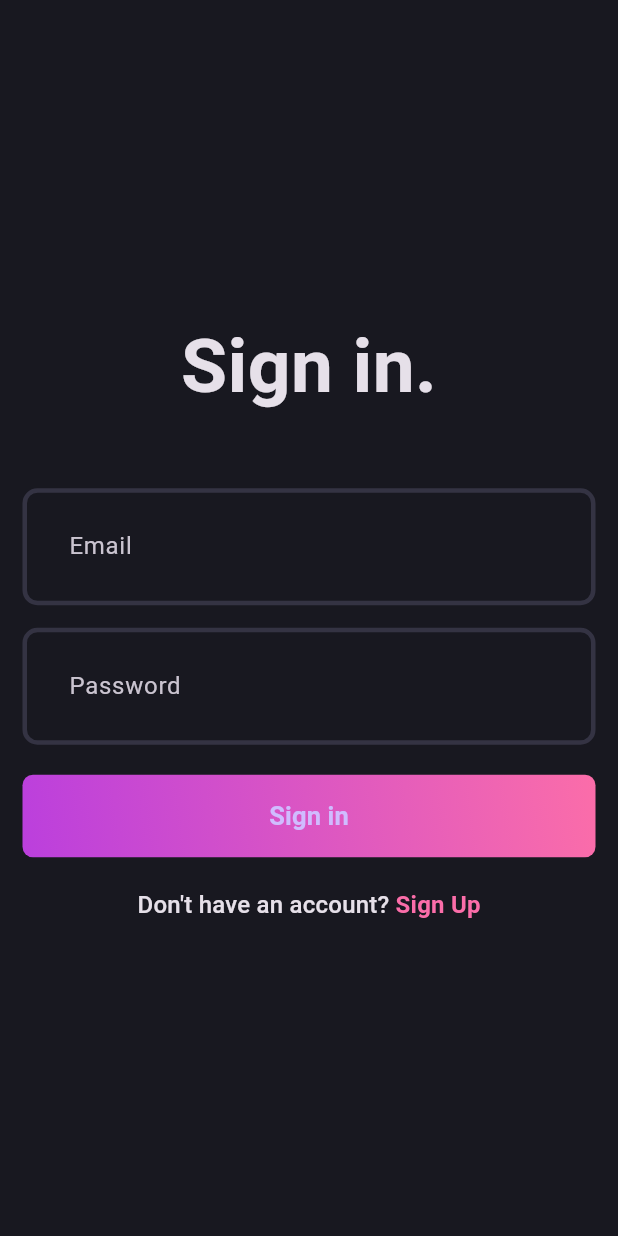
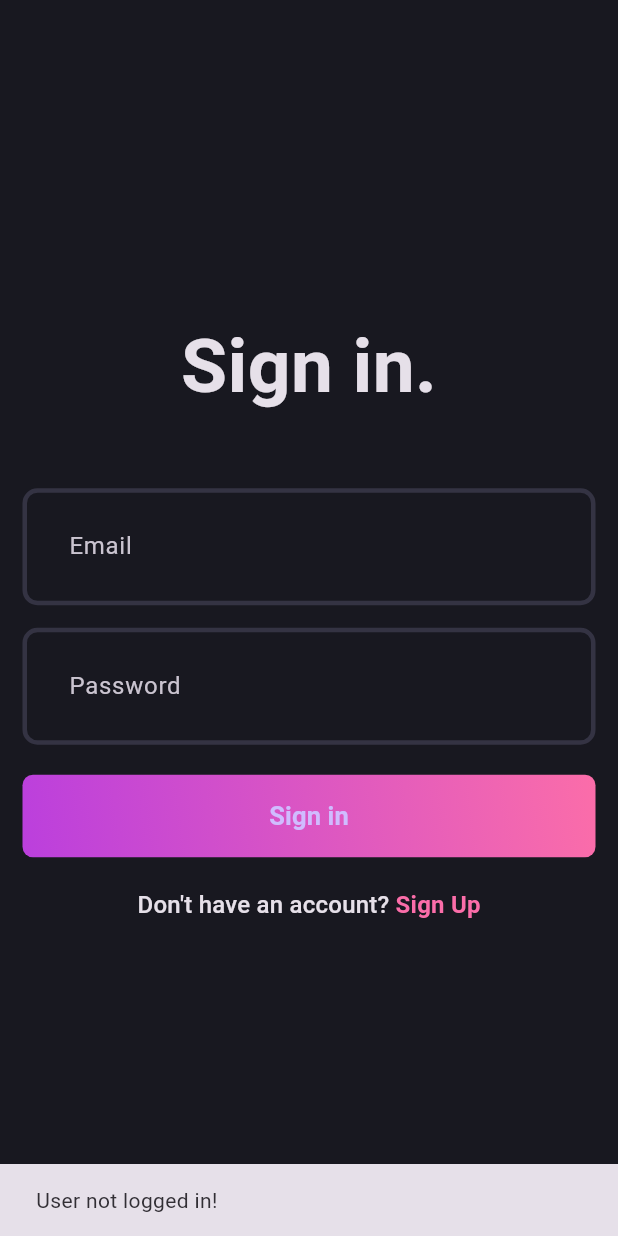
Before and after one commit to ArafatHussain99/blog_app, a Flutter app: the first screen one second after launch, on a phone screen of 412 x 824 dp. Run offline on Flutter 3.47's test engine with Material 3 defaults, Android fonts, the phone set to English and light mode, and no system bars; our stand-ins replace dotted_border, flutter_bloc, fpdart, get_it, supabase_flutter; accounts and stored records are empty.

Commit message:
[Copied]: 4:28

```diff
--- /dev/null
+++ b/lib/core/common/cubit/app_user/app_user_cubit.dart
@@ -0,0 +1,17 @@
+import 'package:blog_app/core/common/entities/user.dart';
+import 'package:flutter/material.dart';
+import 'package:flutter_bloc/flutter_bloc.dart';
+
+part 'app_user_state.dart';
+
+class AppUserCubit extends Cubit<AppUserState> {
+  AppUserCubit() : super(AppUserInitial());
+
+  void updateUser(User? user) {
+    if (user == null) {
+      emit(AppUserInitial());
+    } else {
+      emit(AppUserLoggedIn(user));
+    }
+  }
+}
--- /dev/null
+++ b/lib/core/common/cubit/app_user/app_user_state.dart
@@ -0,0 +1,11 @@
+part of 'app_user_cubit.dart';
+
+@immutable
+sealed class AppUserState {}
+
+final class AppUserInitial extends AppUserState {}
+
+final class AppUserLoggedIn extends AppUserState {
+  final User user;
+  AppUserLoggedIn(this.user);
+}
--- a/lib/core/theme/theme.dart
+++ b/lib/core/theme/theme.dart
@@ -9,6 +9,9 @@ class AppTheme {
   static final dartThemeMode = ThemeData.dark().copyWith(
     scaffoldBackgroundColor: AppPallete.backgroundColor,
     appBarTheme: const AppBarTheme(backgroundColor: AppPallete.backgroundColor),
+    chipTheme: ChipThemeData(
+        color: MaterialStatePropertyAll(AppPallete.backgroundColor),
+        side: BorderSide.none),
     inputDecorationTheme: InputDecorationTheme(
       contentPadding: const EdgeInsets.all(27),
       enabledBorder: _border(),
--- a/lib/core/usecase/usecase.dart
+++ b/lib/core/usecase/usecase.dart
@@ -4,3 +4,5 @@ import 'package:fpdart/fpdart.dart';
 abstract interface class UseCase<SuccessType, Params> {
   Future<Either<Failure, SuccessType>> call(Params params);
 }
+
+class NoParams {}
--- a/lib/features/auth/data/repositories/auth_repository_impl.dart
+++ b/lib/features/auth/data/repositories/auth_repository_impl.dart
@@ -1,7 +1,7 @@
 import 'package:blog_app/core/error/exceptions.dart';
 import 'package:blog_app/core/error/failures.dart';
 import 'package:blog_app/features/auth/data/datasources/auth_remote_data_source.dart';
-import 'package:blog_app/features/auth/domain/entities/user.dart';
+import 'package:blog_app/core/common/entities/user.dart';
 import 'package:fpdart/fpdart.dart';
 import 'package:supabase_flutter/supabase_flutter.dart' as sb;
 
@@ -10,6 +10,20 @@ import '../../domain/repository/auth_repository.dart';
 class AuthRepositoryImpl implements AuthRepository {
   final AuthRemoteDataSource remoteDataSource;
   const AuthRepositoryImpl(this.remoteDataSource);
+
+  @override
+  Future<Either<Failure, User>> currentUser() async {
+    try {
+      final user = await remoteDataSource.getCurrentUserData();
+      if (user == null) {
+        return left(Failure('User not logged in!'));
+      }
+      return right(user);
+    } on ServerException catch (e) {
+      return left(Failure(e.message));
+    }
+  }
+
   @override
   Future<Either<Failure, User>> logInWithEmailPassword(
       {required String email, required String password}) async {
--- a/lib/features/auth/domain/repository/auth_repository.dart
+++ b/lib/features/auth/domain/repository/auth_repository.dart
@@ -1,5 +1,5 @@
 import 'package:blog_app/core/error/failures.dart';
-import 'package:blog_app/features/auth/domain/entities/user.dart';
+import 'package:blog_app/core/common/entities/user.dart';
 import 'package:fpdart/fpdart.dart';
 
 abstract interface class AuthRepository {
@@ -12,4 +12,5 @@ abstract interface class AuthRepository {
     required String email,
     required String password,
   });
+  Future<Either<Failure, User>> currentUser();
 }
--- /dev/null
+++ b/lib/features/auth/domain/usecases/current_user.dart
@@ -0,0 +1,15 @@
+import 'package:blog_app/core/error/failures.dart';
+import 'package:blog_app/core/usecase/usecase.dart';
+import 'package:blog_app/features/auth/domain/repository/auth_repository.dart';
+import 'package:fpdart/fpdart.dart';
+
+import '../../../../core/common/entities/user.dart';
+
+class CurrentUser implements UseCase<User, NoParams> {
+  final AuthRepository authRepository;
+  CurrentUser(this.authRepository);
+  @override
+  Future<Either<Failure, User>> call(NoParams params) async {
+    return await authRepository.currentUser();
+  }
+}
--- a/lib/features/auth/domain/usecases/user_login.dart
+++ b/lib/features/auth/domain/usecases/user_login.dart
@@ -1,6 +1,6 @@
 import 'package:blog_app/core/error/failures.dart';
 import 'package:blog_app/core/usecase/usecase.dart';
-import 'package:blog_app/features/auth/domain/entities/user.dart';
+import 'package:blog_app/core/common/entities/user.dart';
 import 'package:blog_app/features/auth/domain/repository/auth_repository.dart';
 import 'package:fpdart/src/either.dart';
 
--- a/lib/features/auth/domain/usecases/user_sign_up.dart
+++ b/lib/features/auth/domain/usecases/user_sign_up.dart
@@ -1,6 +1,6 @@
 import 'package:blog_app/core/error/failures.dart';
 import 'package:blog_app/core/usecase/usecase.dart';
-import 'package:blog_app/features/auth/domain/entities/user.dart';
+import 'package:blog_app/core/common/entities/user.dart';
 import 'package:blog_app/features/auth/domain/repository/auth_repository.dart';
 import 'package:fpdart/fpdart.dart';
 
--- a/lib/features/auth/presentation/bloc/auth_bloc.dart
+++ b/lib/features/auth/presentation/bloc/auth_bloc.dart
@@ -1,8 +1,12 @@
-import 'package:blog_app/features/auth/domain/entities/user.dart';
+import 'package:blog_app/core/common/cubit/app_user/app_user_cubit.dart';
+import 'package:blog_app/core/common/entities/user.dart';
+import 'package:blog_app/features/auth/domain/usecases/current_user.dart';
 import 'package:blog_app/features/auth/domain/usecases/user_login.dart';
 import 'package:blog_app/features/auth/domain/usecases/user_sign_up.dart';
 import 'package:flutter/material.dart';
 import 'package:flutter_bloc/flutter_bloc.dart';
+
+import '../../../../core/usecase/usecase.dart';
 
 part 'auth_event.dart';
 part 'auth_state.dart';
@@ -10,15 +14,32 @@ part 'auth_state.dart';
 class AuthBloc extends Bloc<AuthEvent, AuthState> {
   final UserSignUp _userSignUp;
   final UserLogin _userLogin;
-  AuthBloc({required UserSignUp userSignUp, required UserLogin userLogin})
+  final CurrentUser _currentUser;
+  final AppUserCubit _appUserCubit;
+  AuthBloc(
+      {required UserSignUp userSignUp,
+      required UserLogin userLogin,
+      required CurrentUser currentUser,
+      required AppUserCubit appUserCubit})
       : _userSignUp = userSignUp,
         _userLogin = userLogin,
+        _currentUser = currentUser,
+        _appUserCubit = appUserCubit,
         super(AuthInitial()) {
+    on<AuthEvent>((_, emit) => emit(AuthLoading()));
     on<AuthSignUp>(_onAuthSignUp);
     on<AuthLogin>(_onAuthLogin);
+    on<AuthIsUserLoggedIn>(_isUserLoggedIn);
   }
+
+  void _isUserLoggedIn(
+      AuthIsUserLoggedIn event, Emitter<AuthState> emit) async {
+    final res = await _currentUser(NoParams());
+    res.fold((l) => emit(AuthFailure(l.message)),
+        (user) => _emitAuthSuccess(user, emit));
+  }
+
   void _onAuthSignUp(AuthSignUp event, Emitter<AuthState> emit) async {
-    emit(AuthLoading());
     final res = await _userSignUp(
       UserSignUpParams(
         email: event.email,
@@ -26,19 +47,26 @@ class AuthBloc extends Bloc<AuthEvent, AuthState> {
         name: event.name,
       ),
     );
-    res.fold(
-        (l) => emit(AuthFailure(l.message)), (user) => emit(AuthSuccess(user)));
+    res.fold((l) => emit(AuthFailure(l.message)),
+        (user) => _emitAuthSuccess(user, emit));
   }
 
   void _onAuthLogin(AuthLogin event, Emitter<AuthState> emit) async {
-    emit(AuthLoading());
     final res = await _userLogin(
       UserLoginParams(
         email: event.email,
         password: event.password,
       ),
     );
-    res.fold(
-        (l) => emit(AuthFailure(l.message)), (user) => emit(AuthSuccess(user)));
+    res.fold((l) => emit(AuthFailure(l.message)),
+        (user) => _emitAuthSuccess(user, emit));
+  }
+
+  void _emitAuthSuccess(
+    User user,
+    Emitter<AuthState> emit,
+  ) {
+    _appUserCubit.updateUser(user);
+    emit(AuthSuccess(user));
   }
 }
--- a/lib/features/auth/presentation/bloc/auth_event.dart
+++ b/lib/features/auth/presentation/bloc/auth_event.dart
@@ -20,3 +20,5 @@ final class AuthLogin extends AuthEvent {
     required this.password,
   });
 }
+
+final class AuthIsUserLoggedIn extends AuthEvent {}
--- a/lib/main.dart
+++ b/lib/main.dart
@@ -1,3 +1,4 @@
+import 'package:blog_app/core/common/cubit/app_user/app_user_cubit.dart';
 import 'package:blog_app/core/theme/theme.dart';
 import 'package:blog_app/features/auth/presentation/pages/login_page.dart';
 import 'package:blog_app/init_dependencies.dart';
@@ -5,12 +6,16 @@ import 'package:flutter/material.dart';
 import 'package:flutter_bloc/flutter_bloc.dart';
 
 import 'features/auth/presentation/bloc/auth_bloc.dart';
+import 'features/blog/presentation/pages/blog_page.dart';
 
 void main() async {
   WidgetsFlutterBinding.ensureInitialized();
   await initDependencies();
   runApp(MultiBlocProvider(
     providers: [
+      BlocProvider(
+        create: (_) => serviceLocator<AppUserCubit>(),
+      ),
       BlocProvider(
         create: (_) => serviceLocator<AuthBloc>(),
       ),
@@ -19,8 +24,19 @@ void main() async {
   ));
 }
 
-class MyApp extends StatelessWidget {
+class MyApp extends StatefulWidget {
   const MyApp({super.key});
+
+  @override
+  State<MyApp> createState() => _MyAppState();
+}
+
+class _MyAppState extends State<MyApp> {
+  @override
+  void initState() {
+    super.initState();
+    context.read<AuthBloc>().add(AuthIsUserLoggedIn());
+  }
 
   // This widget is the root of your application.
   @override
@@ -29,7 +45,18 @@ class MyApp extends StatelessWidget {
       debugShowCheckedModeBanner: false,
       title: 'Blog App',
       theme: AppTheme.dartThemeMode,
-      home: const LoginPage(),
+      home: BlocSelector<AppUserCubit, AppUserState, bool>(
+        selector: (state) {
+          return state is AppUserLoggedIn;
+        },
+        builder: (context, isLoggedIn) {
+          if (isLoggedIn) {
+            return const BlogPage();
+          }
+
+          return const LoginPage();
+        },
+      ),
     );
   }
 }
--- a/pubspec.yaml
+++ b/pubspec.yaml
@@ -39,6 +39,7 @@ dependencies:
   supabase_flutter: ^2.5.1
   flutter_bloc: ^8.1.5
   get_it: ^7.6.7
+  dotted_border: ^2.1.0
 
 dev_dependencies:
   flutter_test:
```
Also changed, not shown: lib/features/auth/data/datasources/auth_remote_data_source.dart (+29 -2 lines), lib/features/auth/data/models/user_model.dart (+12 -1 lines), lib/features/blog/presentation/pages/add_new_blog_page.dart (added, +117 -0 lines), lib/features/blog/presentation/pages/blog_page.dart (added, +23 -0 lines), lib/features/blog/presentation/widgets/blog_editor.dart (added, +19 -0 lines), lib/init_dependencies.dart (+28 -9 lines), lib/core/common/entities/user.dart (renamed from lib/features/auth/domain/entities/user.dart), pubspec.lock.
